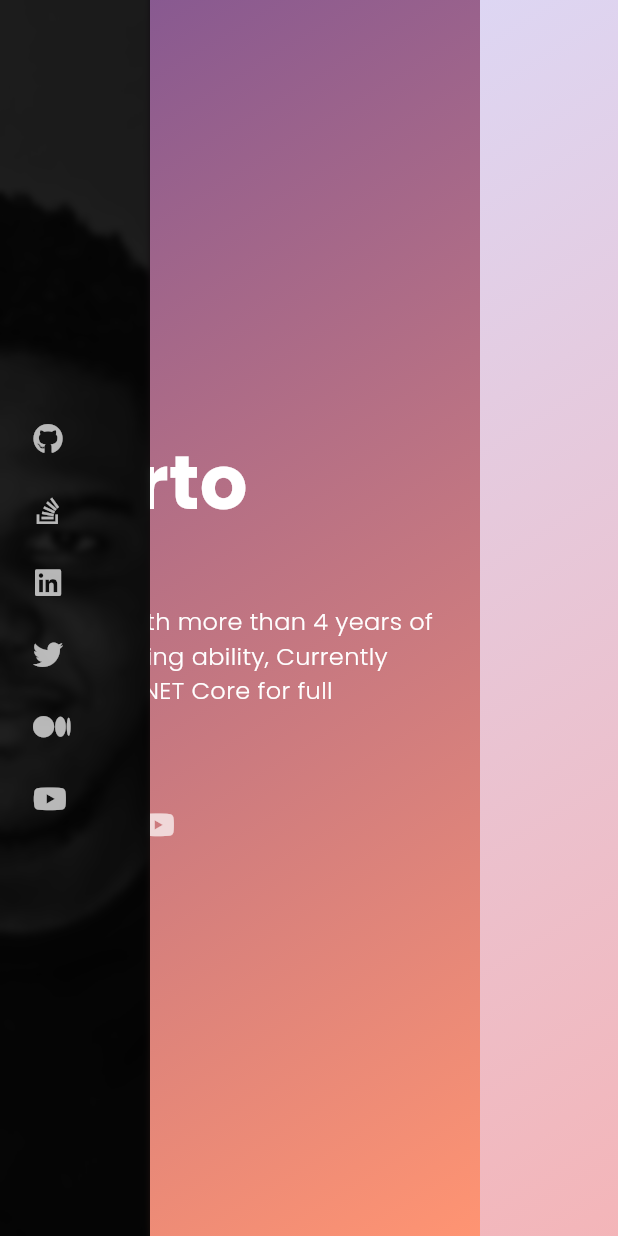
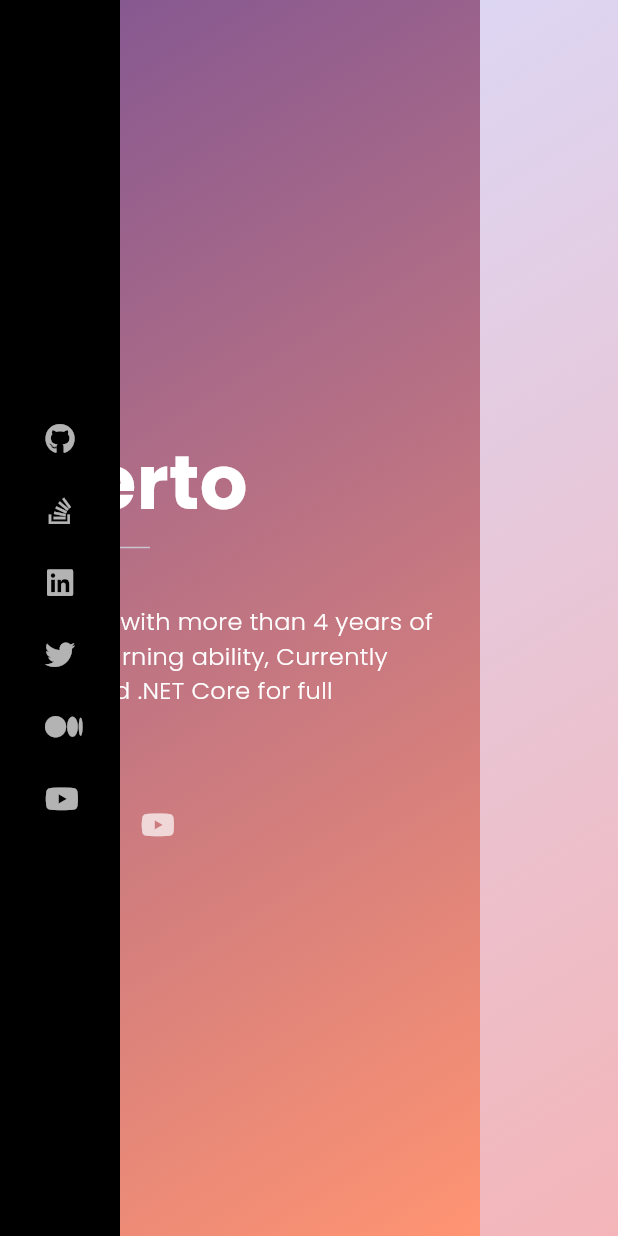
Before and after one commit to IldySilva/ildeberto_website, a Flutter app: the screen it shows after launch, after a tap on the "keyboard arrow right" icon, on a phone screen of 412 x 824 dp. Run offline on Flutter 3.47's test engine with Material 3 defaults, Android fonts, the phone set to English and light mode, and no system bars; drawn by our look-alikes of flutter_animate; our stand-ins replace font_awesome_flutter, google_fonts.

```diff
--- a/lib/main.dart
+++ b/lib/main.dart
@@ -1,4 +1,3 @@
-
 import 'package:flutter/material.dart';
 import 'package:flutter_animate/flutter_animate.dart';
 import 'package:font_awesome_flutter/font_awesome_flutter.dart';
@@ -24,6 +23,7 @@ class _MyAppState extends State<MyApp> {
   Widget build(BuildContext context) {
     return MaterialApp(
         title: 'Flutter Demo',
+        debugShowCheckedModeBanner: false,
         theme: ThemeData(
           textButtonTheme:
               TextButtonThemeData(style: TextButton.styleFrom(textStyle: const TextStyle(color: Colors.white))),
@@ -50,7 +50,6 @@ class _MyAppState extends State<MyApp> {
                       child:
                           CustomScrollView(controller: _scrollController, scrollDirection: Axis.horizontal, slivers: [
                         SliverPersistentHeader(pinned: true, floating: false, delegate: SliverPicture()),
-
                         SliverList.list(
                           children: [
                             Container(
--- a/lib/my_picture.dart
+++ b/lib/my_picture.dart
@@ -5,7 +5,7 @@ import 'package:font_awesome_flutter/font_awesome_flutter.dart';
 
 class SliverPicture extends SliverPersistentHeaderDelegate {
   @override
-  double get minExtent => 100;
+  double get minExtent => 80;
   @override
   double get maxExtent => 320;
 
@@ -19,28 +19,13 @@ class SliverPicture extends SliverPersistentHeaderDelegate {
           opacity: const AlwaysStoppedAnimation<double>(1),
           child: Stack(
             children: [
-              Container(
-                width: 320,
-                decoration: const BoxDecoration(
-                  image: DecorationImage(
-                    image: AssetImage("assets/images/picture.jpg"),
-                    fit: BoxFit.fitHeight,
-
-                  ),
-
-                ),
-
-              ),
               ClipRRect(
                 child: BackdropFilter(
                   filter: ImageFilter.blur(sigmaX: 2, sigmaY: 2),
                   child: Container(
-                    decoration: const BoxDecoration(color: Colors.black87),
+                    decoration: const BoxDecoration(color: Colors.black),
                     width: 320,
-                  ),
-                ),
-              ),
-        Padding(
+                    child:  Padding(
                       padding: const EdgeInsets.all(8.0),
                       child: Column(
                         mainAxisAlignment: MainAxisAlignment.center,
@@ -82,6 +67,10 @@ class SliverPicture extends SliverPersistentHeaderDelegate {
                                 FontAwesomeIcons.youtube,
                               )),],),
                     )
+                  ),
+                ),
+              ),
+
 
             ],
           ),
--- a/pubspec.yaml
+++ b/pubspec.yaml
@@ -33,6 +33,7 @@ dependencies:
   google_fonts:
   font_awesome_flutter:
   flutter_animate:
+  url_launcher:
 
   # The following adds the Cupertino Icons font to your application.
   # Use with the CupertinoIcons class for iOS style icons.
```
Also changed, not shown: pubspec.lock. Lines whose indentation alone changed are shown as unchanged.
